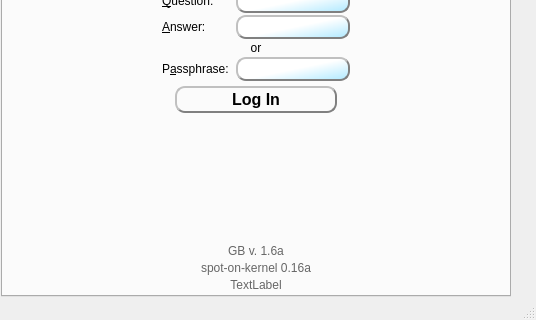
Old version of the form GoldBug-UI/controlcenter.ui in the repository xloem/spot-on-svn; both pictures show x 0 to 536 and y 536 to 856 of the 536 by 856 pixel window.
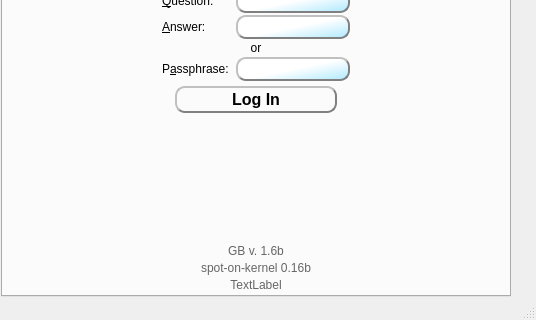
New version of the form. The open tabs and pages were chosen to show the change. Icons and pictures are not drawn. Custom widgets are drawn as their Qt base class.

What changed in the file:
```diff
--- a/GoldBug-UI/controlcenter.ui
+++ b/GoldBug-UI/controlcenter.ui
@@ -10618,7 +10618,7 @@
                <string>&lt;html&gt;&lt;head/&gt;&lt;body&gt;&lt;p align=&quot;center&quot;&gt;A minimalistic &lt;br/&gt;Desktop Messenger GUI&lt;br/&gt;for the messaging library of&lt;br/&gt;http://spot-on.sf.net&lt;/p&gt;&lt;/body&gt;&lt;/html&gt;</string>
               </property>
               <property name="text">
-               <string>&lt;html&gt;&lt;head/&gt;&lt;body&gt;&lt;p&gt;&lt;span style=&quot; color:#666666;&quot;&gt;GB v. 1.6a&lt;/span&gt;&lt;/p&gt;&lt;/body&gt;&lt;/html&gt;</string>
+               <string>&lt;html&gt;&lt;head/&gt;&lt;body&gt;&lt;p&gt;&lt;span style=&quot; color:#666666;&quot;&gt;GB v. 1.6b&lt;/span&gt;&lt;/p&gt;&lt;/body&gt;&lt;/html&gt;</string>
               </property>
               <property name="alignment">
                <set>Qt::AlignCenter</set>
@@ -10651,7 +10651,7 @@
             <property name="text">
              <string>&lt;html&gt;&lt;head/&gt;&lt;body&gt;&lt;p&gt;&lt;a href=&quot;http://sourceforge.net/p/spot-on/code/HEAD/tree/branches/Documentation/RELEASE-NOTES&quot;&gt;
 &lt;span style=&quot; text-decoration: none; color:#666666;&quot;&gt;
-spot-on-kernel&lt;/span&gt;&lt;/a&gt;&lt;span style=&quot; color:#666666;&quot;&gt; 0.16a&lt;/span&gt;&lt;/p&gt;&lt;/body&gt;&lt;/html&gt;</string>
+spot-on-kernel&lt;/span&gt;&lt;/a&gt;&lt;span style=&quot; color:#666666;&quot;&gt; 0.16b&lt;/span&gt;&lt;/p&gt;&lt;/body&gt;&lt;/html&gt;</string>
             </property>
             <property name="alignment">
              <set>Qt::AlignCenter</set>
```
